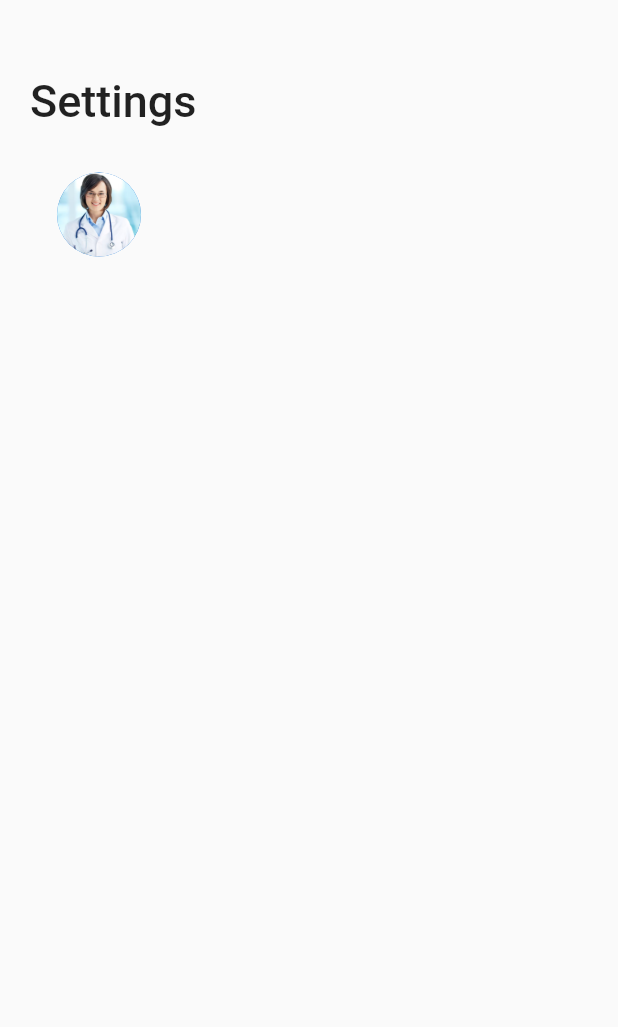
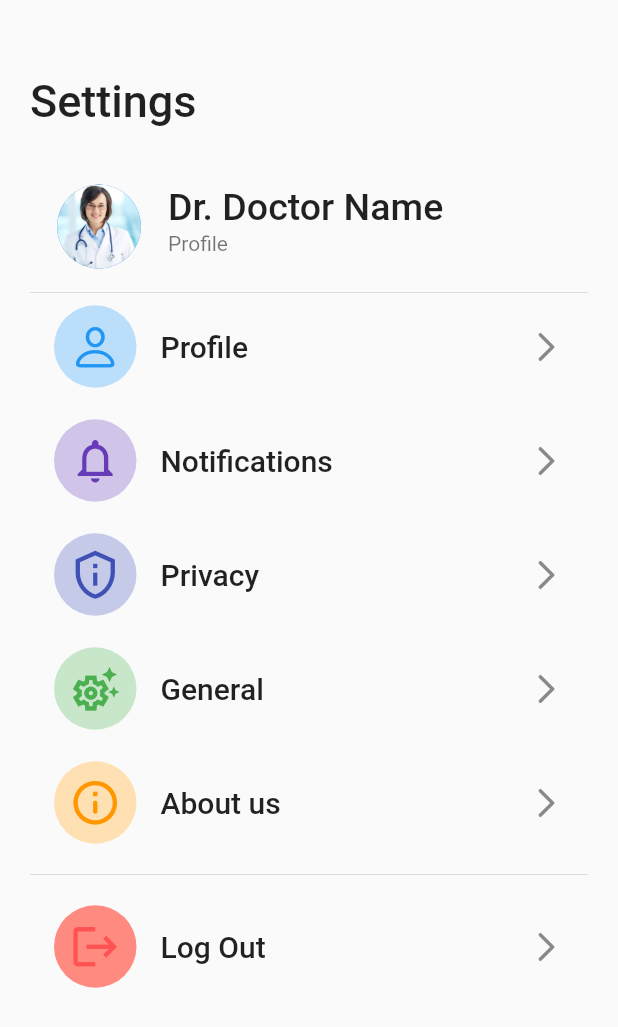
Before and after one commit to NourhanAbuGhaly/medical_healthcare_app, a Flutter app: the SettingScreen screen opened directly, on a phone screen of 412 x 824 dp. Shown: the top 1027 px of the screen. Run offline on Flutter 3.47's test engine with Material 2 defaults, Android fonts, the phone set to English and light mode, and no system bars.

Commit message:
medical_healthcare_app7

```diff
--- a/lib/main.dart
+++ b/lib/main.dart
@@ -1,6 +1,4 @@
 import 'package:flutter/material.dart';
-import 'package:medical_healthcare_app/screens/appointment_screen.dart';
-import 'package:medical_healthcare_app/screens/home_screen.dart';
 import 'package:medical_healthcare_app/screens/welcome_screen.dart';
 
 void main() {
--- a/lib/screens/setting_screen.dart
+++ b/lib/screens/setting_screen.dart
@@ -1,3 +1,4 @@
+import 'package:flutter/cupertino.dart';
 import 'package:flutter/material.dart';
 
 class SettingScreen extends StatelessWidget {
@@ -5,7 +6,9 @@ class SettingScreen extends StatelessWidget {
 
   @override
   Widget build(BuildContext context) {
-    return Padding(
+    return Scaffold(
+      body: SingleChildScrollView(
+        child: Padding(
           padding: EdgeInsets.only(
             top: 50,
             left: 20,
@@ -29,8 +32,150 @@ class SettingScreen extends StatelessWidget {
                   radius: 30,
                   backgroundImage: AssetImage("images/doctor1.jpg"),
                 ),
-          )
+                title: Text(
+                  "Dr. Doctor Name ",
+                  style: TextStyle(fontWeight: FontWeight.w500, fontSize: 25),
+                ),
+                subtitle: Text("Profile"),
+              ),
+              Divider(),
+              ListTile(
+                onTap: () {},
+                leading: Container(
+                  padding: EdgeInsets.all(10),
+                  decoration: BoxDecoration(
+                    color: Colors.blue.shade100,
+                    shape: BoxShape.circle,
+                  ),
+                  child: Icon(
+                    CupertinoIcons.person,
+                    color: Colors.blue,
+                    size: 35,
+                  ),
+                ),
+                title: Text(
+                  "Profile",
+                  style: TextStyle(fontWeight: FontWeight.w500, fontSize: 20),
+                ),
+                trailing: Icon(Icons.arrow_forward_ios_rounded),
+              ),
+              SizedBox(
+                height: 20,
+              ),
+              ListTile(
+                onTap: () {},
+                leading: Container(
+                  padding: EdgeInsets.all(10),
+                  decoration: BoxDecoration(
+                    color: Colors.deepPurple.shade100,
+                    shape: BoxShape.circle,
+                  ),
+                  child: Icon(
+                    Icons.notifications_none_outlined,
+                    color: Colors.deepPurple,
+                    size: 35,
+                  ),
+                ),
+                title: Text(
+                  "Notifications",
+                  style: TextStyle(fontWeight: FontWeight.w500, fontSize: 20),
+                ),
+                trailing: Icon(Icons.arrow_forward_ios_rounded),
+              ),
+              SizedBox(
+                height: 20,
+              ),
+              ListTile(
+                onTap: () {},
+                leading: Container(
+                  padding: EdgeInsets.all(10),
+                  decoration: BoxDecoration(
+                    color: Colors.indigo.shade100,
+                    shape: BoxShape.circle,
+                  ),
+                  child: Icon(
+                    Icons.privacy_tip_outlined,
+                    color: Colors.indigo,
+                    size: 35,
+                  ),
+                ),
+                title: Text(
+                  "Privacy",
+                  style: TextStyle(fontWeight: FontWeight.w500, fontSize: 20),
+                ),
+                trailing: Icon(Icons.arrow_forward_ios_rounded),
+              ),
+              SizedBox(
+                height: 20,
+              ),
+              ListTile(
+                onTap: () {},
+                leading: Container(
+                  padding: EdgeInsets.all(10),
+                  decoration: BoxDecoration(
+                    color: Colors.green.shade100,
+                    shape: BoxShape.circle,
+                  ),
+                  child: Icon(
+                    Icons.settings_suggest_outlined,
+                    color: Colors.green,
+                    size: 35,
+                  ),
+                ),
+                title: Text(
+                  "General",
+                  style: TextStyle(fontWeight: FontWeight.w500, fontSize: 20),
+                ),
+                trailing: Icon(Icons.arrow_forward_ios_rounded),
+              ),
+              SizedBox(
+                height: 20,
+              ),
+              ListTile(
+                onTap: () {},
+                leading: Container(
+                  padding: EdgeInsets.all(10),
+                  decoration: BoxDecoration(
+                    color: Colors.orange.shade100,
+                    shape: BoxShape.circle,
+                  ),
+                  child: Icon(
+                    Icons.info_outline_rounded,
+                    color: Colors.orange,
+                    size: 35,
+                  ),
+                ),
+                title: Text(
+                  "About us",
+                  style: TextStyle(fontWeight: FontWeight.w500, fontSize: 20),
+                ),
+                trailing: Icon(Icons.arrow_forward_ios_rounded),
+              ),
+              Divider(
+                height: 40,
+              ),     ListTile(
+                onTap: () {},
+                leading: Container(
+                  padding: EdgeInsets.all(10),
+                  decoration: BoxDecoration(
+                    color: Colors.redAccent.shade100,
+                    shape: BoxShape.circle,
+                  ),
+                  child: Icon(
+                    Icons.logout,
+                    color: Colors.redAccent,
+                    size: 35,
+                  ),
+                ),
+                title: Text(
+                  "Log Out",
+                  style: TextStyle(fontWeight: FontWeight.w500, fontSize: 20),
+                ),
+                trailing: Icon(Icons.arrow_forward_ios_rounded),
+              ),
             ],
+          ),
+        ),
       ),
     );
   }
```
Lines whose indentation alone changed are shown as unchanged.
